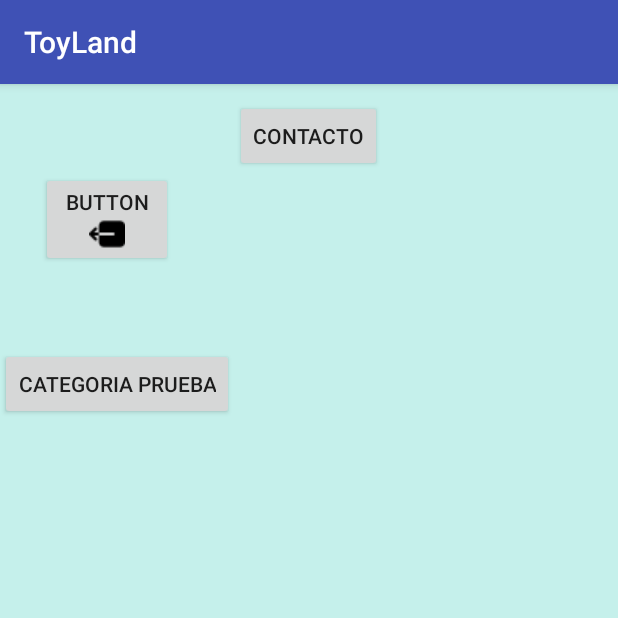
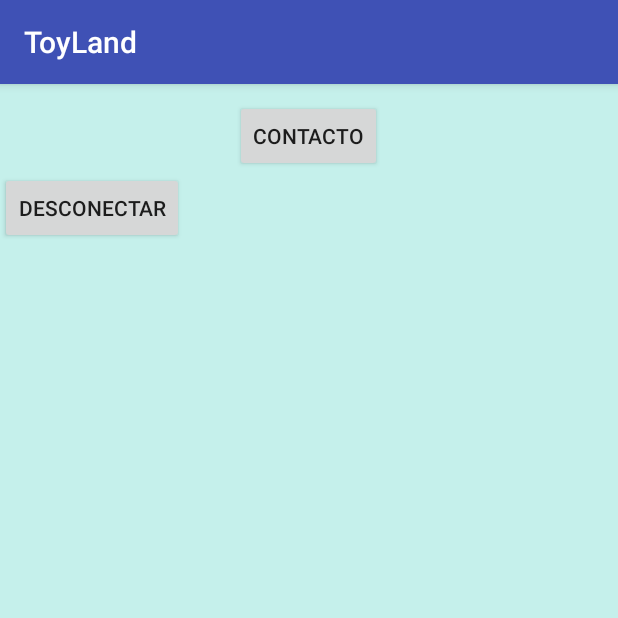
Before and after one commit to fegaris/Compuglobalhipermeganet, an Android app: the MainActivity screen opened directly, with no data from a screen before it, on a phone screen of 412 x 824 dp, the top half of it. Run offline under Robolectric (Android 15) with nearby library versions, the phone set to English and light mode, and no system bars; our stand-ins replace Firebase (no records; nobody signed in at launch, a user with empty details on screens opened directly); pictures from the network do not load.

Commit message:
ultima subida

```diff
--- a/Compuglobalhipermeganet/app/src/main/res/layout/activity_main.xml
+++ b/Compuglobalhipermeganet/app/src/main/res/layout/activity_main.xml
@@ -45,17 +45,7 @@
         android:layout_width="wrap_content"
         android:layout_height="wrap_content"
         android:layout_alignParentBottom="true"
-        android:layout_marginBottom="54dp"
-        android:drawableBottom= "@drawable/boton_de_desloguear"
-        android:layout_marginLeft="27dp"
-        android:layout_marginStart="27dp"
-        android:text="Button" />
+        android:text="Desconectar" />
 
-    <Button
-        android:layout_width="wrap_content"
-        android:layout_height="wrap_content"
-        android:text="Categoria prueba"
-        android:id="@+id/btncateg"
-        android:onClick="categPrueba"/>
 
 </LinearLayout>
```
Also changed, not shown: Compuglobalhipermeganet/app/src/main/res/drawable-v24/boton_de_desloguear.png (deleted).
